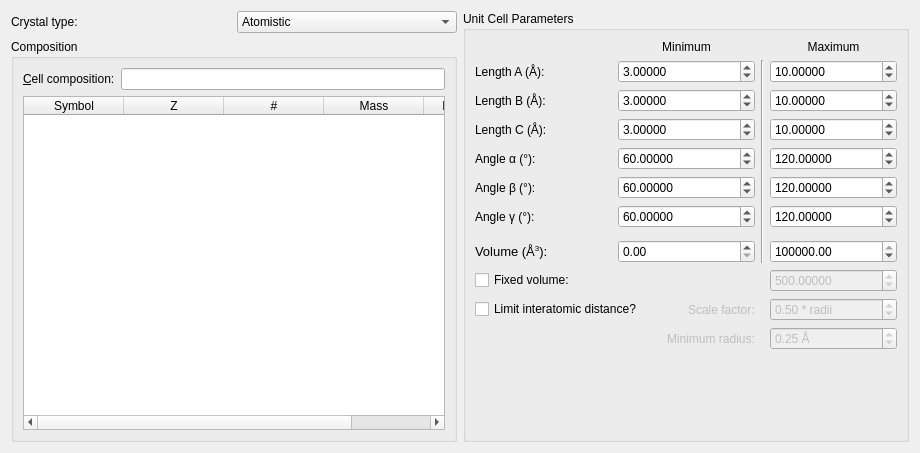
First picture: the form in src/xtalopt/ui/tab_init.ui, repository xtalopt/XtalOpt, before the edit.
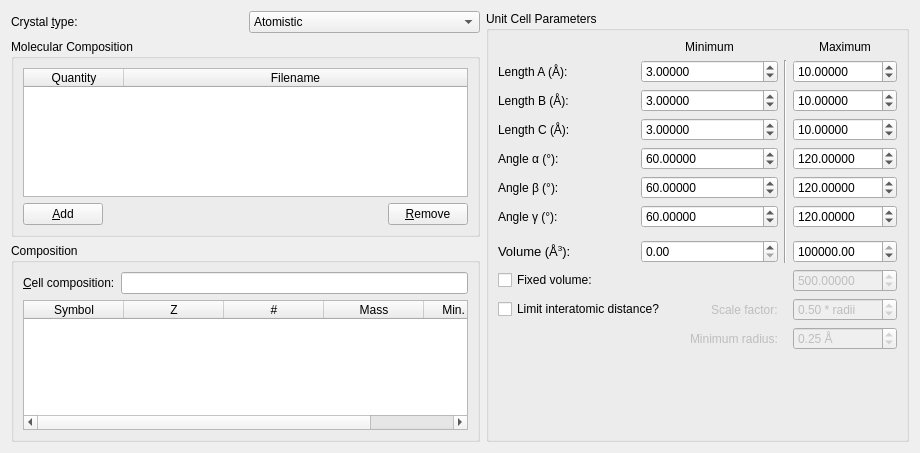
Second picture: the form after the edit.

Commit message: Added GUI for specifying submolecules.

Diff of the .ui file:
```diff
--- a/src/xtalopt/ui/tab_init.ui
+++ b/src/xtalopt/ui/tab_init.ui
@@ -17,8 +17,8 @@
    <string/>
   </property>
   <layout class="QGridLayout" name="gridLayout">
-   <item row="2" column="0">
-    <widget class="QGroupBox" name="groupBox_2">
+   <item row="3" column="0">
+    <widget class="QGroupBox" name="gb_comp">
      <property name="title">
       <string>Composition</string>
      </property>
@@ -98,7 +98,7 @@
      </layout>
     </widget>
    </item>
-   <item row="1" column="1" rowspan="2">
+   <item row="1" column="1" rowspan="3">
     <widget class="QGroupBox" name="groupBox">
      <property name="title">
       <string>Unit Cell Parameters</string>
@@ -604,7 +604,10 @@
      <item>
       <widget class="QLabel" name="label_12">
        <property name="text">
-        <string>Crystal type:</string>
+        <string>Crystal &amp;type:</string>
+       </property>
+       <property name="buddy">
+        <cstring>combo_type</cstring>
        </property>
       </widget>
      </item>
@@ -624,6 +627,69 @@
      </item>
     </layout>
    </item>
+   <item row="2" column="0">
+    <widget class="QGroupBox" name="gb_mcomp">
+     <property name="title">
+      <string>Molecular Composition</string>
+     </property>
+     <layout class="QVBoxLayout" name="verticalLayout">
+      <item>
+       <widget class="QTableWidget" name="table_mcomp">
+        <property name="editTriggers">
+         <set>QAbstractItemView::NoEditTriggers</set>
+        </property>
+        <property name="selectionBehavior">
+         <enum>QAbstractItemView::SelectRows</enum>
+        </property>
+        <attribute name="horizontalHeaderStretchLastSection">
+         <bool>true</bool>
+        </attribute>
+        <column>
+         <property name="text">
+          <string>Quantity</string>
+         </property>
+        </column>
+        <column>
+         <property name="text">
+          <string>Filename</string>
+         </property>
+        </column>
+       </widget>
+      </item>
+      <item>
+       <layout class="QHBoxLayout" name="horizontalLayout_5">
+        <item>
+         <widget class="QPushButton" name="push_add">
+          <property name="text">
+           <string>&amp;Add</string>
+          </property>
+         </widget>
+        </item>
+        <item>
+         <spacer name="horizontalSpacer_3">
+          <property name="orientation">
+           <enum>Qt::Horizontal</enum>
+          </property>
+          <property name="sizeHint" stdset="0">
+           <size>
+            <width>40</width>
+            <height>20</height>
+           </size>
+          </property>
+         </spacer>
+        </item>
+        <item>
+         <widget class="QPushButton" name="push_remove">
+          <property name="text">
+           <string>&amp;Remove</string>
+          </property>
+         </widget>
+        </item>
+       </layout>
+      </item>
+     </layout>
+    </widget>
+   </item>
   </layout>
  </widget>
  <tabstops>
```
Left out of the diff: 3 changed lines with no effect on the pictures. The commit also changes 2 other files.
